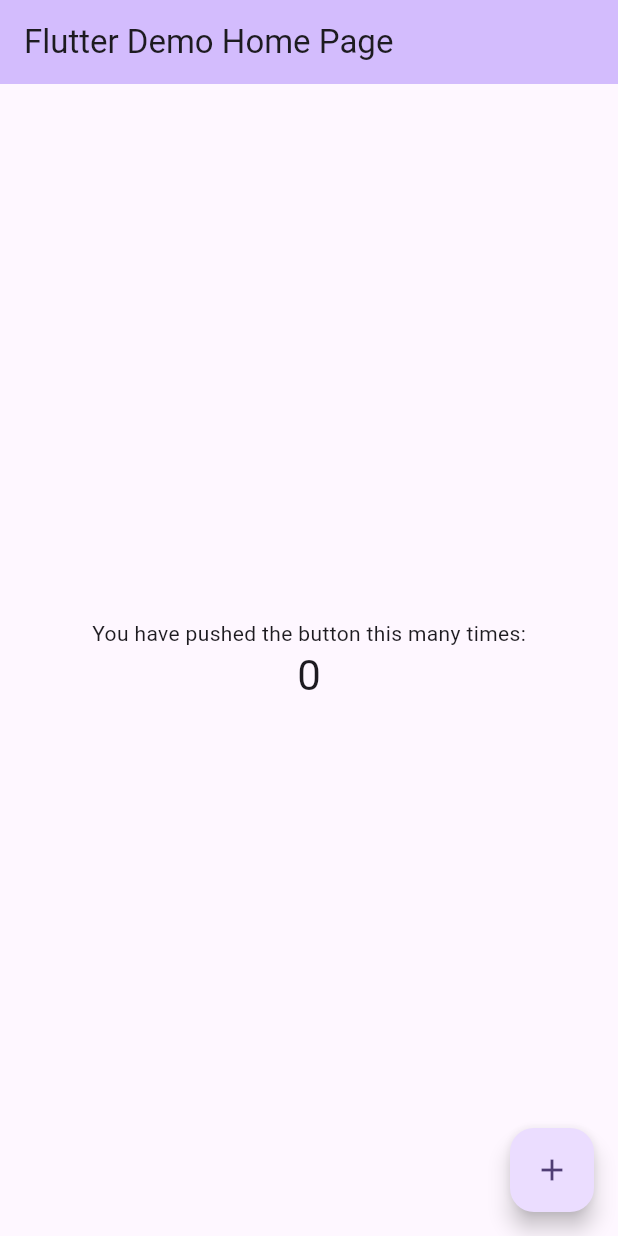
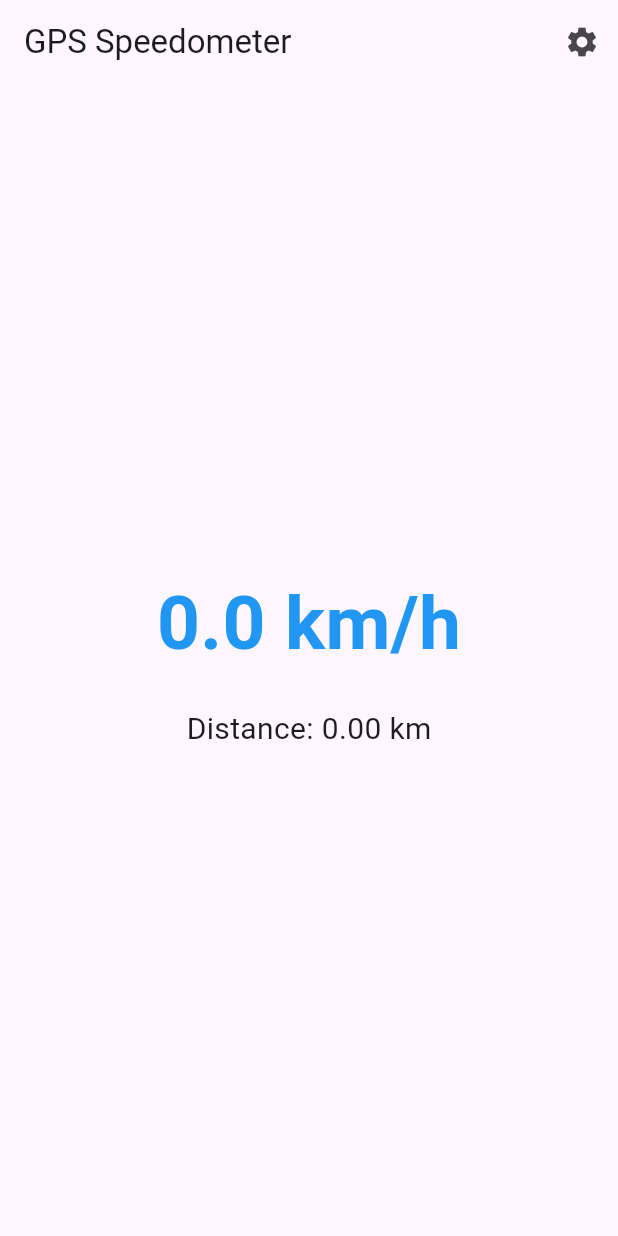
Before and after one commit to REXYTrex/speedometer_for_ios, a Flutter app: the screen it shows after launch, on a phone screen of 412 x 824 dp. Run offline on Flutter 3.47's test engine with Material 3 defaults, Android fonts, the phone set to English and light mode, and no system bars; our stand-ins replace flutter_colorpicker, geolocator.

Commit message:
Describe what you changed

```diff
--- a/lib/main.dart
+++ b/lib/main.dart
@@ -1,122 +1,182 @@
 import 'package:flutter/material.dart';
+import 'package:flutter_colorpicker/flutter_colorpicker.dart';
+import 'package:geolocator/geolocator.dart';
+import 'dart:math';
 
-void main() {
-  runApp(const MyApp());
-}
+void main() => runApp(SpeedometerApp());
 
-class MyApp extends StatelessWidget {
-  const MyApp({super.key});
-
-  // This widget is the root of your application.
+class SpeedometerApp extends StatelessWidget {
   @override
   Widget build(BuildContext context) {
     return MaterialApp(
-      title: 'Flutter Demo',
-      theme: ThemeData(
-        // This is the theme of your application.
-        //
-        // TRY THIS: Try running your application with "flutter run". You'll see
-        // the application has a purple toolbar. Then, without quitting the app,
-        // try changing the seedColor in the colorScheme below to Colors.green
-        // and then invoke "hot reload" (save your changes or press the "hot
-        // reload" button in a Flutter-supported IDE, or press "r" if you used
-        // the command line to start the app).
-        //
-        // Notice that the counter didn't reset back to zero; the application
-        // state is not lost during the reload. To reset the state, use hot
-        // restart instead.
-        //
-        // This works for code too, not just values: Most code changes can be
-        // tested with just a hot reload.
-        colorScheme: .fromSeed(seedColor: Colors.deepPurple),
-      ),
-      home: const MyHomePage(title: 'Flutter Demo Home Page'),
+      title: 'GPS Speedometer',
+      theme: ThemeData(primarySwatch: Colors.blue),
+      home: SpeedometerHome(),
     );
   }
 }
 
-class MyHomePage extends StatefulWidget {
-  const MyHomePage({super.key, required this.title});
+class SpeedometerHome extends StatefulWidget {
+  @override
+  _SpeedometerHomeState createState() => _SpeedometerHomeState();
+}
 
-  // This widget is the home page of your application. It is stateful, meaning
-  // that it has a State object (defined below) that contains fields that affect
-  // how it looks.
-
-  // This class is the configuration for the state. It holds the values (in this
-  // case the title) provided by the parent (in this case the App widget) and
-  // used by the build method of the State. Fields in a Widget subclass are
-  // always marked "final".
-
-  final String title;
+class _SpeedometerHomeState extends State<SpeedometerHome> {
+  double speed = 0.0;
+  double distance = 0.0;
+  Position? lastPosition;
+  Color speedometerColor = Colors.blue;
+  bool isDigital = true;
 
   @override
-  State<MyHomePage> createState() => _MyHomePageState();
-}
+  void initState() {
+    super.initState();
+    _startTracking();
+  }
 
-class _MyHomePageState extends State<MyHomePage> {
-  int _counter = 0;
+  void _startTracking() async {
+    bool serviceEnabled = await Geolocator.isLocationServiceEnabled();
+    if (!serviceEnabled) {
+      return Future.error('Location services are disabled.');
+    }
 
-  void _incrementCounter() {
-    setState(() {
-      // This call to setState tells the Flutter framework that something has
-      // changed in this State, which causes it to rerun the build method below
-      // so that the display can reflect the updated values. If we changed
-      // _counter without calling setState(), then the build method would not be
-      // called again, and so nothing would appear to happen.
-      _counter++;
+    LocationPermission permission = await Geolocator.checkPermission();
+    if (permission == LocationPermission.denied) {
+      permission = await Geolocator.requestPermission();
+      if (permission == LocationPermission.denied) {
+        return Future.error('Location permissions are denied');
+      }
+    }
+
+    Geolocator.getPositionStream(
+      locationSettings: LocationSettings(
+        accuracy: LocationAccuracy.high,
+        distanceFilter: 1,
+      ),
+    ).listen((Position position) {
+      setState(() {
+        speed = position.speed * 3.6; // m/s to km/h
+        if (lastPosition != null) {
+          distance += Geolocator.distanceBetween(
+                  lastPosition!.latitude,
+                  lastPosition!.longitude,
+                  position.latitude,
+                  position.longitude) /
+              1000; // meters to km
+        }
+        lastPosition = position;
+      });
     });
+  }
+
+  void pickColor() {
+    showDialog(
+      context: context,
+      builder: (context) => AlertDialog(
+        title: Text('Select Speedometer Color'),
+        content: SingleChildScrollView(
+          child: ColorPicker(
+            pickerColor: speedometerColor,
+            onColorChanged: (color) => setState(() => speedometerColor = color),
+            showLabel: true,
+            pickerAreaHeightPercent: 0.8,
+          ),
+        ),
+        actions: [
+          TextButton(
+              onPressed: () => Navigator.of(context).pop(),
+              child: Text('Done'))
+        ],
+      ),
+    );
   }
 
   @override
   Widget build(BuildContext context) {
-    // This method is rerun every time setState is called, for instance as done
-    // by the _incrementCounter method above.
-    //
-    // The Flutter framework has been optimized to make rerunning build methods
-    // fast, so that you can just rebuild anything that needs updating rather
-    // than having to individually change instances of widgets.
     return Scaffold(
       appBar: AppBar(
-        // TRY THIS: Try changing the color here to a specific color (to
-        // Colors.amber, perhaps?) and trigger a hot reload to see the AppBar
-        // change color while the other colors stay the same.
-        backgroundColor: Theme.of(context).colorScheme.inversePrimary,
-        // Here we take the value from the MyHomePage object that was created by
-        // the App.build method, and use it to set our appbar title.
-        title: Text(widget.title),
+        title: Text('GPS Speedometer'),
+        actions: [
+          IconButton(
+            icon: Icon(Icons.settings),
+            onPressed: () {
+              showModalBottomSheet(
+                  context: context,
+                  builder: (_) => Column(
+                        mainAxisSize: MainAxisSize.min,
+                        children: [
+                          ListTile(
+                            title: Text('Digital Mode'),
+                            trailing: Switch(
+                                value: isDigital,
+                                onChanged: (val) => setState(() => isDigital = val),
+                                activeColor: speedometerColor),
+                          ),
+                          ListTile(
+                            title: Text('Change Color'),
+                            trailing: Icon(Icons.color_lens),
+                            onTap: pickColor,
+                          ),
+                        ],
+                      ));
+            },
+          )
+        ],
       ),
       body: Center(
-        // Center is a layout widget. It takes a single child and positions it
-        // in the middle of the parent.
         child: Column(
-          // Column is also a layout widget. It takes a list of children and
-          // arranges them vertically. By default, it sizes itself to fit its
-          // children horizontally, and tries to be as tall as its parent.
-          //
-          // Column has various properties to control how it sizes itself and
-          // how it positions its children. Here we use mainAxisAlignment to
-          // center the children vertically; the main axis here is the vertical
-          // axis because Columns are vertical (the cross axis would be
-          // horizontal).
-          //
-          // TRY THIS: Invoke "debug painting" (choose the "Toggle Debug Paint"
-          // action in the IDE, or press "p" in the console), to see the
-          // wireframe for each widget.
-          mainAxisAlignment: .center,
+          mainAxisAlignment: MainAxisAlignment.center,
           children: [
-            const Text('You have pushed the button this many times:'),
-            Text(
-              '$_counter',
-              style: Theme.of(context).textTheme.headlineMedium,
-            ),
+            isDigital
+                ? Text('${speed.toStringAsFixed(1)} km/h',
+                    style: TextStyle(
+                        fontSize: 50,
+                        fontWeight: FontWeight.bold,
+                        color: speedometerColor))
+                : CustomPaint(
+                    size: Size(200, 200),
+                    painter: AnalogSpeedometerPainter(speed, speedometerColor),
+                  ),
+            SizedBox(height: 20),
+            Text('Distance: ${distance.toStringAsFixed(2)} km',
+                style: TextStyle(fontSize: 20)),
           ],
         ),
-      ),
-      floatingActionButton: FloatingActionButton(
-        onPressed: _incrementCounter,
-        tooltip: 'Increment',
-        child: const Icon(Icons.add),
       ),
     );
   }
 }
+
+class AnalogSpeedometerPainter extends CustomPainter {
+  final double speed;
+  final Color color;
+
+  AnalogSpeedometerPainter(this.speed, this.color);
+
+  @override
+  void paint(Canvas canvas, Size size) {
+    double centerX = size.width / 2;
+    double centerY = size.height / 2;
+    double radius = min(centerX, centerY);
+
+    var paint = Paint()
+      ..color = color
+      ..strokeWidth = 4
+      ..style = PaintingStyle.stroke;
+
+    canvas.drawCircle(Offset(centerX, centerY), radius, paint);
+
+    double angle = (speed / 120) * pi; // max 120 km/h
+    var needlePaint = Paint()
+      ..color = Colors.red
+      ..strokeWidth = 3;
+
+    double needleX = centerX + radius * cos(pi / 2 - angle);
+    double needleY = centerY - radius * sin(pi / 2 - angle);
+
+    canvas.drawLine(Offset(centerX, centerY), Offset(needleX, needleY), needlePaint);
+  }
+
+  @override
+  bool shouldRepaint(covariant CustomPainter oldDelegate) => true;
+}
```
Also changed, not shown: 1 other file.
